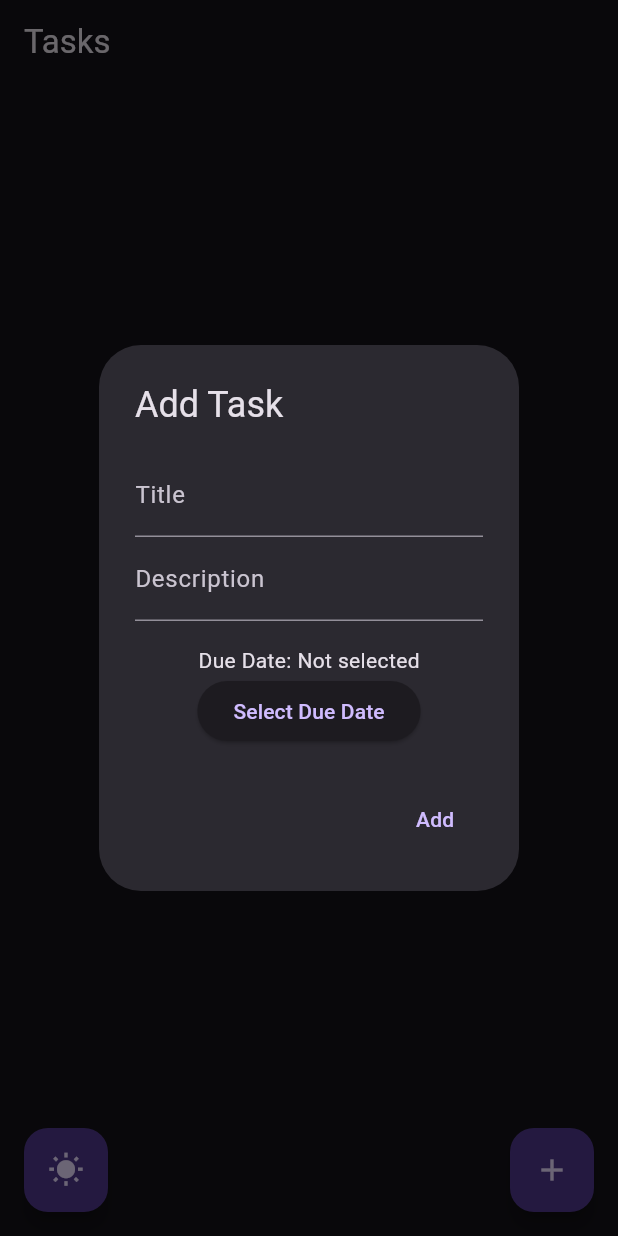
After one commit to phgnm/task_manager_app, a Flutter app: the TaskScreen screen opened directly, after a tap on the "nights stay" icon, after a tap on the "add" icon, on a phone screen of 412 x 824 dp. The commit adds this screen. Run offline on Flutter 3.47's test engine with Material 3 defaults, Android fonts, the phone set to English and light mode, and no system bars; our stand-ins replace cloud_firestore, firebase_auth, firebase_core, shared_preferences; accounts and stored records are empty; network calls fail.

Commit message:
added switching dark/light, complete task screens

```diff
--- a/lib/main.dart
+++ b/lib/main.dart
@@ -8,17 +8,19 @@ import 'screens/signup_screen.dart';
 void main() async {
   WidgetsFlutterBinding.ensureInitialized();
   await Firebase.initializeApp();
-  runApp(MyApp());
+  runApp(ChangeNotifierProvider(
+    create: (context) => ThemeProvider(),
+    child: MyApp(),
+  ));
 }
 
 class MyApp extends StatelessWidget {
   @override
   Widget build(BuildContext context) {
+    final themeProvider = Provider.of<ThemeProvider>(context);
     return MaterialApp(
       title: "Task Manager",
-      theme: ThemeData(
-        primarySwatch:Colors.blue,
-      ),
+      theme: themeProvider.isDarkMode ? ThemeData.dark() : ThemeData.light(),
       initialRoute: '/',
       routes: {
         '/': (context) => LoginScreen(),
--- a/lib/models/task_model.dart
+++ b/lib/models/task_model.dart
@@ -1,5 +1,5 @@
 class TaskModel {
-  late final String id;
+  String id;
   final String title;
   final String description;
   final DateTime dueDate;
--- a/lib/providers/theme_provider.dart
+++ b/lib/providers/theme_provider.dart
@@ -2,40 +2,28 @@ import 'package:flutter/material.dart';
 import 'package:shared_preferences/shared_preferences.dart';
 
 class ThemeProvider with ChangeNotifier {
-  ThemeMode _themeMode = ThemeMode.light;
-  ThemeMode get themeMode => _themeMode;
+  bool _isDarkMode = false;
 
-  bool get isDarkMode => _themeMode == ThemeMode.dark;
+  ThemeProvider() {
+    _loadThemePreference();
+  }
 
-  void toggleTheme() async {
-    _themeMode = _themeMode == ThemeMode.light
-        ? ThemeMode.dark
-        : ThemeMode.light;
+  bool get isDarkMode => _isDarkMode;
 
-    // Save theme preference
-    final prefs = await SharedPreferences.getInstance();
-    await prefs.setBool('isDarkMode', isDarkMode);
-
+  void toggleTheme() {
+    _isDarkMode = !_isDarkMode;
+    _saveThemePreference();
     notifyListeners();
   }
 
-  void loadThemeFromPrefs() async {
-    final prefs = await SharedPreferences.getInstance();
-    final isDark = prefs.getBool('isDarkMode') ?? false;
-    _themeMode = isDark ? ThemeMode.dark : ThemeMode.light;
+  Future<void> _loadThemePreference() async {
+    SharedPreferences pref = await SharedPreferences.getInstance();
+    _isDarkMode = pref.getBool('isDarkMode') ?? false;
     notifyListeners();
   }
 
-  // Inline theme definitions
-  static final lightTheme = ThemeData(
-    brightness: Brightness.light,
-    primarySwatch: Colors.blue,
-    // Add more light theme configurations
-  );
-
-  static final darkTheme = ThemeData(
-    brightness: Brightness.dark,
-    primarySwatch: Colors.teal,
-    // Add more dark theme configurations
-  );
+  Future<void> _saveThemePreference() async {
+    SharedPreferences pref = await SharedPreferences.getInstance();
+    pref.setBool('isDarkMode', _isDarkMode);
+  }
 }
--- a/lib/screens/login_screen.dart
+++ b/lib/screens/login_screen.dart
@@ -1,6 +1,7 @@
 import 'package:flutter/material.dart';
 import '../services/auth_service.dart';
 import 'placeholder.dart';
+import 'task_screen.dart';
 
 class LoginScreen extends StatefulWidget {
   @override
@@ -39,7 +40,7 @@ class _LoginScreenState extends State<LoginScreen> {
                 if (user != null) {
                   Navigator.pushReplacement(
                     context,
-                    MaterialPageRoute(builder: (context) => PlaceholderScreen()),
+                    MaterialPageRoute(builder: (context) => TaskScreen()),
                   );
                 }
                 else {
--- a/lib/screens/signup_screen.dart
+++ b/lib/screens/signup_screen.dart
@@ -1,6 +1,7 @@
 import 'package:flutter/material.dart';
 import '../services/auth_service.dart';
 import 'placeholder.dart';
+import 'task_screen.dart';
 
 class SignUpScreen extends StatefulWidget {
   @override
@@ -39,7 +40,7 @@ class _SignUpScreenState extends State<SignUpScreen> {
                 if (user != null) {
                   Navigator.pushReplacement(
                       context,
-                      MaterialPageRoute(builder: (context) => PlaceholderScreen()),
+                      MaterialPageRoute(builder: (context) => TaskScreen()),
                   );
                 } else {
                   ScaffoldMessenger.of(context).showSnackBar(
--- /dev/null
+++ b/lib/screens/task_screen.dart
@@ -0,0 +1,216 @@
+import 'package:flutter/material.dart';
+import 'package:provider/provider.dart';
+import '../models/task_model.dart';
+import '../providers/theme_provider.dart';
+import '../services/task_service.dart';
+
+class TaskScreen extends StatefulWidget {
+  @override
+  _TaskScreenState createState() => _TaskScreenState();
+}
+
+class _TaskScreenState extends State<TaskScreen> {
+  final TaskService _taskService = TaskService();
+  final TextEditingController _titleController = TextEditingController();
+  final TextEditingController _descriptionController = TextEditingController();
+  DateTime? _selectedDueDate;
+
+  @override
+  Widget build(BuildContext context) {
+    final themeProvider = Provider.of<ThemeProvider>(context);
+    return Scaffold(
+      appBar: AppBar(title: Text('Tasks')),
+      body: StreamBuilder<List<TaskModel>>(
+        stream: _taskService.getTasks(),
+        builder: (context, snapshot) {
+          if (snapshot.connectionState == ConnectionState.waiting) {
+            return Center(child: CircularProgressIndicator());
+          }
+          if (snapshot.hasError) {
+            return Center(child: Text('Error: ${snapshot.error}'));
+          }
+          final tasks = snapshot.data ?? [];
+          return ListView.builder(
+            itemCount: tasks.length,
+            itemBuilder: (context, index) {
+              final task = tasks[index];
+              return ListTile(
+                title: Text(task.title),
+                subtitle: Text(task.description),
+                trailing: IconButton(
+                  icon: Icon(Icons.delete),
+                  onPressed: () {
+                    _taskService.deleteTask(task.id);
+                  },
+                ),
+                onTap: () {
+                  _showUpdateTaskDialog(task);
+                },
+              );
+            },
+          );
+        },
+      ),
+      floatingActionButton: Row(
+        mainAxisAlignment: MainAxisAlignment.spaceBetween,
+        children: [
+          Padding(
+            padding: const EdgeInsets.only(left: 16.0),
+            child: FloatingActionButton(
+              onPressed: () {
+                themeProvider.toggleTheme();
+              },
+              child: Icon(themeProvider.isDarkMode ? Icons.wb_sunny : Icons.nights_stay),
+            ),
+          ),
+          Padding(
+            padding: const EdgeInsets.only(right: 16.0),
+            child: FloatingActionButton(
+              onPressed: () {
+                _showAddTaskDialog();
+              },
+              child: Icon(Icons.add),
+            ),
+          ),
+        ],
+      ),
+      floatingActionButtonLocation: FloatingActionButtonLocation.centerFloat,
+    );
+  }
+
+  void _showAddTaskDialog() {
+    _titleController.clear();
+    _descriptionController.clear();
+    _selectedDueDate = null;
+
+    showDialog(
+      context: context,
+      builder: (context) {
+        return AlertDialog(
+          title: Text('Add Task'),
+          content: Column(
+            mainAxisSize: MainAxisSize.min,
+            children: [
+              TextField(
+                controller: _titleController,
+                decoration: InputDecoration(labelText: 'Title'),
+              ),
+              TextField(
+                controller: _descriptionController,
+                decoration: InputDecoration(labelText: 'Description')
+              ),
+              SizedBox(height: 16),
+              Text('Due Date: ${_selectedDueDate != null ? _selectedDueDate!.toLocal().toString().split(' ')[0] : 'Not selected'}'),
+              ElevatedButton(
+                onPressed: () async {
+                  DateTime? pickedDate = await showDatePicker(
+                    context: context,
+                    initialDate: DateTime.now(),
+                    firstDate: DateTime.now(),
+                    lastDate: DateTime(2100),
+                  );
+                  if (pickedDate != null) {
+                    setState(() {
+                      _selectedDueDate = pickedDate;
+                    });
+                  }
+                },
+                child: Text('Select Due Date'),
+              ),
+            ],
+          ),
+          actions: [
+            TextButton(
+              onPressed: () {
+                if (_selectedDueDate != null) {
+                  final newTask = TaskModel(
+                    id: '',
+                    title: _titleController.text,
+                    description: _descriptionController.text,
+                    dueDate: _selectedDueDate!,
+                  );
+                  _taskService.addTask(newTask);
+                  Navigator.of(context).pop();
+                }
+                else {
+                  ScaffoldMessenger.of(context).showSnackBar(
+                    SnackBar(content: Text('Please select a due date')),
+                  );
+                }
+              },
+              child: Text('Add'),
+            ),
+          ],
+        );
+      },
+    );
+  }
+
+  void _showUpdateTaskDialog(TaskModel task) {
+    _titleController.text = task.title;
+    _descriptionController.text = task.description;
+    _selectedDueDate = task.dueDate;
+
+    showDialog(
+      context: context,
+      builder: (context) {
+        return AlertDialog(
+          title: Text('Update Task'),
+          content: Column(
+            mainAxisSize: MainAxisSize.min,
+            children: [
+              TextField(
+                controller: _titleController,
+                decoration: InputDecoration(labelText: 'Title'),
+              ),
+              TextField(
+                controller: _descriptionController,
+                decoration: InputDecoration(labelText: 'Description'),
+              ),
+              SizedBox(height: 16),
+              Text('Due Date: ${_selectedDueDate != null ? _selectedDueDate!.toLocal().toString().split(' ')[0] : 'Not selected'}'),
+              ElevatedButton(
+                onPressed: () async {
+                  DateTime? pickedDate = await showDatePicker(
+                    context: context,
+                    initialDate: _selectedDueDate ?? DateTime.now(),
+                    firstDate: DateTime.now(),
+                    lastDate: DateTime(2101),
+                  );
+                  if (pickedDate != null) {
+                    setState(() {
+                      _selectedDueDate = pickedDate;
+                    });
+                  }
+                },
+                child: Text('Select Due Date'),
+              ),
+            ],
+          ),
+          actions: [
+            TextButton(
+              onPressed: () {
+                if (_selectedDueDate != null) {
+                  final updatedTask = TaskModel(
+                    id: task.id,
+                    title: _titleController.text,
+                    description: _descriptionController.text,
+                    dueDate: _selectedDueDate!,
+                    isCompleted: task.isCompleted,
+                  );
+                  _taskService.updateTask(updatedTask);
+                  Navigator.of(context).pop();
+                } else {
+                  ScaffoldMessenger.of(context).showSnackBar(
+                    SnackBar(content: Text('Please select a due date.')),
+                  );
+                }
+              },
+              child: Text('Update'),
+            ),
+          ],
+        );
+      },
+    );
+  }
+}
```
